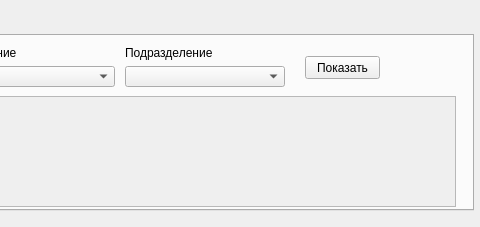
First picture: the form in Interfaces/inv.ui, repository Olegioner/inv, before the edit; both pictures show x 407 to 887 and y 0 to 227 of the 887 by 227 pixel window.
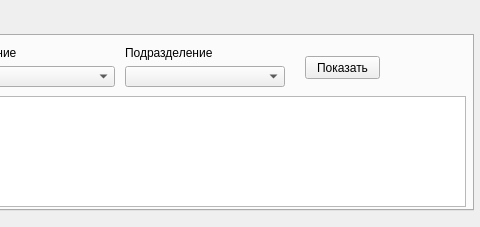
Second picture: the form after the edit. The open tabs and pages were chosen to show the change.

The edit to the form file:
```diff
--- a/Interfaces/inv.ui
+++ b/Interfaces/inv.ui
@@ -277,29 +277,6 @@
        </item>
       </layout>
      </widget>
-     <widget class="QScrollArea" name="scrollArea_view_info">
-      <property name="geometry">
-       <rect>
-        <x>10</x>
-        <y>60</y>
-        <width>841</width>
-        <height>111</height>
-       </rect>
-      </property>
-      <property name="widgetResizable">
-       <bool>true</bool>
-      </property>
-      <widget class="QWidget" name="scrollAreaWidgetContents">
-       <property name="geometry">
-        <rect>
-         <x>0</x>
-         <y>0</y>
-         <width>839</width>
-         <height>109</height>
-        </rect>
-       </property>
-      </widget>
-     </widget>
      <widget class="QPushButton" name="pushButton_view_info">
       <property name="geometry">
        <rect>
@@ -313,6 +290,16 @@
        <string>Показать</string>
       </property>
      </widget>
+     <widget class="QTextEdit" name="textEdit_view_info">
+      <property name="geometry">
+       <rect>
+        <x>10</x>
+        <y>60</y>
+        <width>851</width>
+        <height>111</height>
+       </rect>
+      </property>
+     </widget>
     </widget>
    </widget>
   </widget>
```
Left out of the diff: 2 changed lines with no effect on the pictures.
